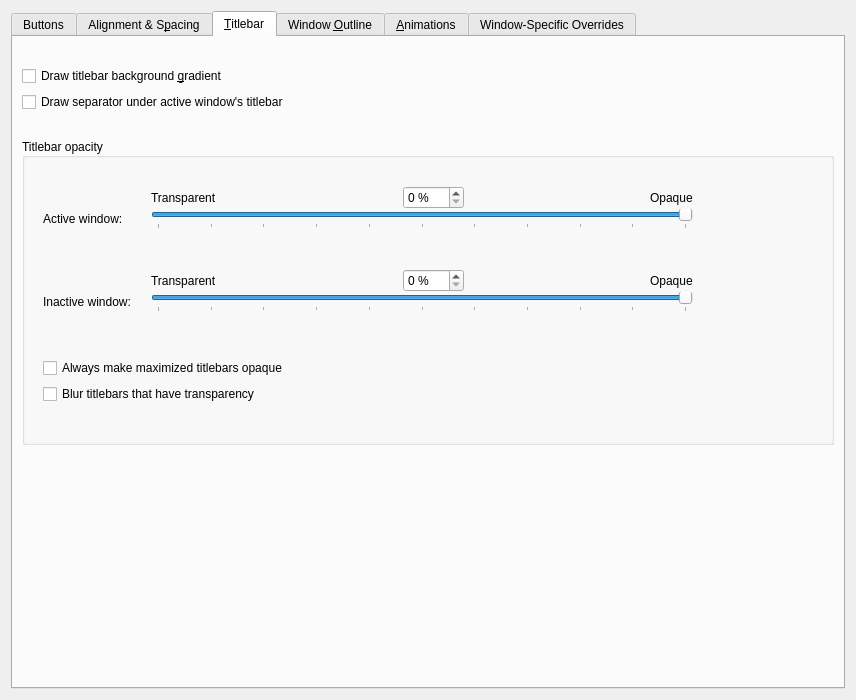
Before: the Qt Designer form kdecoration/config/ui/breezeconfigurationui.ui in paulmcauley/klassy, drawn with Qt 5.
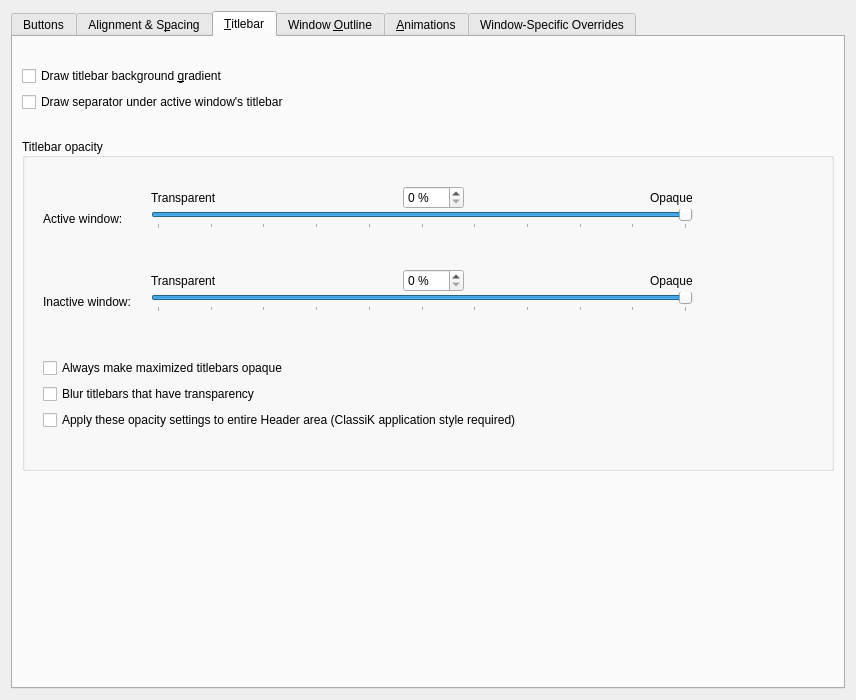
After: the same form once the commit is applied. The open tabs and pages were chosen to show the change. Icons and pictures are not drawn. Custom widgets are drawn as their Qt base class.

Commit message: Integrate translucent Header area with window decoration This integrates kstyle with the following kdecoration config controls: - active/inactive titlebar opacity - system cpolour translucency takes priority, but slider setting can override if system setting is opaque - opaque maximized titlebars option - blur - New "Apply these opacity settings to entire Header area" toggle

Diff of the .ui file:
```diff
--- a/kdecoration/config/ui/breezeconfigurationui.ui
+++ b/kdecoration/config/ui/breezeconfigurationui.ui
@@ -1978,7 +1978,7 @@
             </property>
            </widget>
           </item>
-          <item row="4" column="0">
+          <item row="5" column="0">
            <spacer name="verticalSpacer_9">
             <property name="orientation">
              <enum>Qt::Vertical</enum>
@@ -2033,6 +2033,13 @@
             </property>
            </widget>
           </item>
+          <item row="4" column="0">
+           <widget class="QCheckBox" name="applyOpacityToHeader">
+            <property name="text">
+             <string>Apply these opacity settings to entire Header area (ClassiK application style required)</string>
+            </property>
+           </widget>
+          </item>
          </layout>
         </widget>
        </item>
```
Left out of the diff: 33 changed lines with no effect on the pictures. The commit also changes 6 other files.
